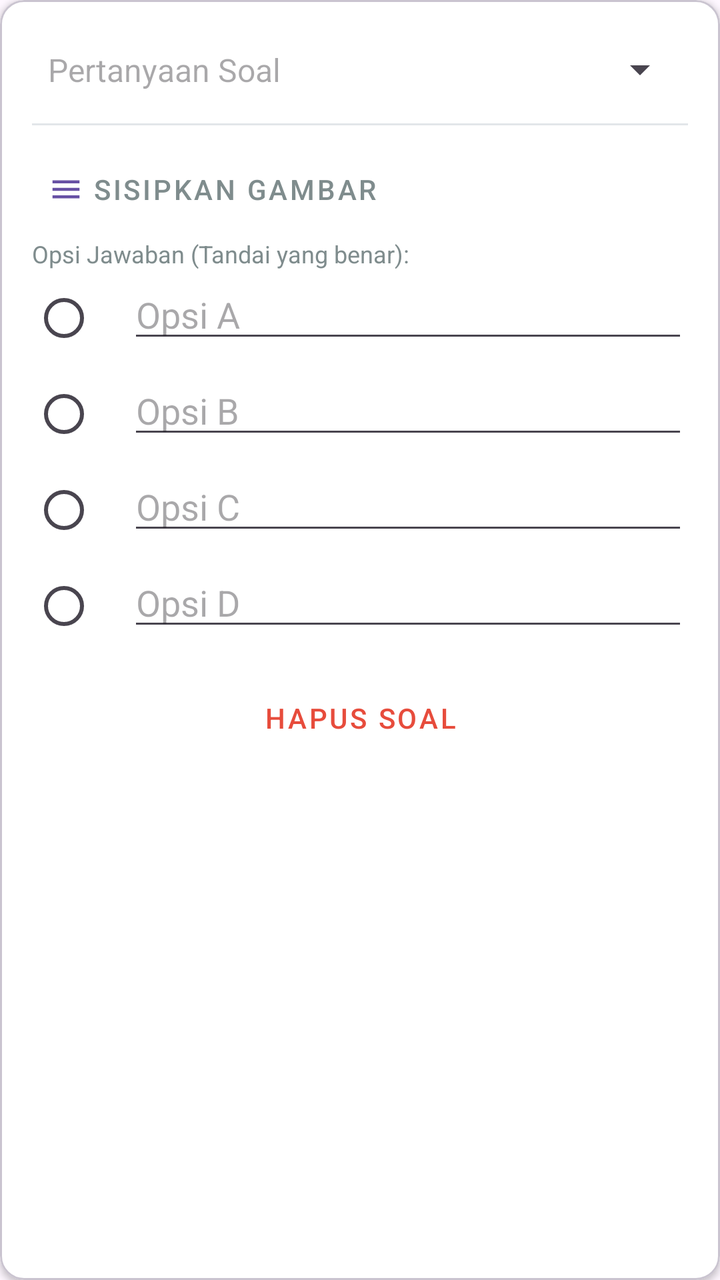
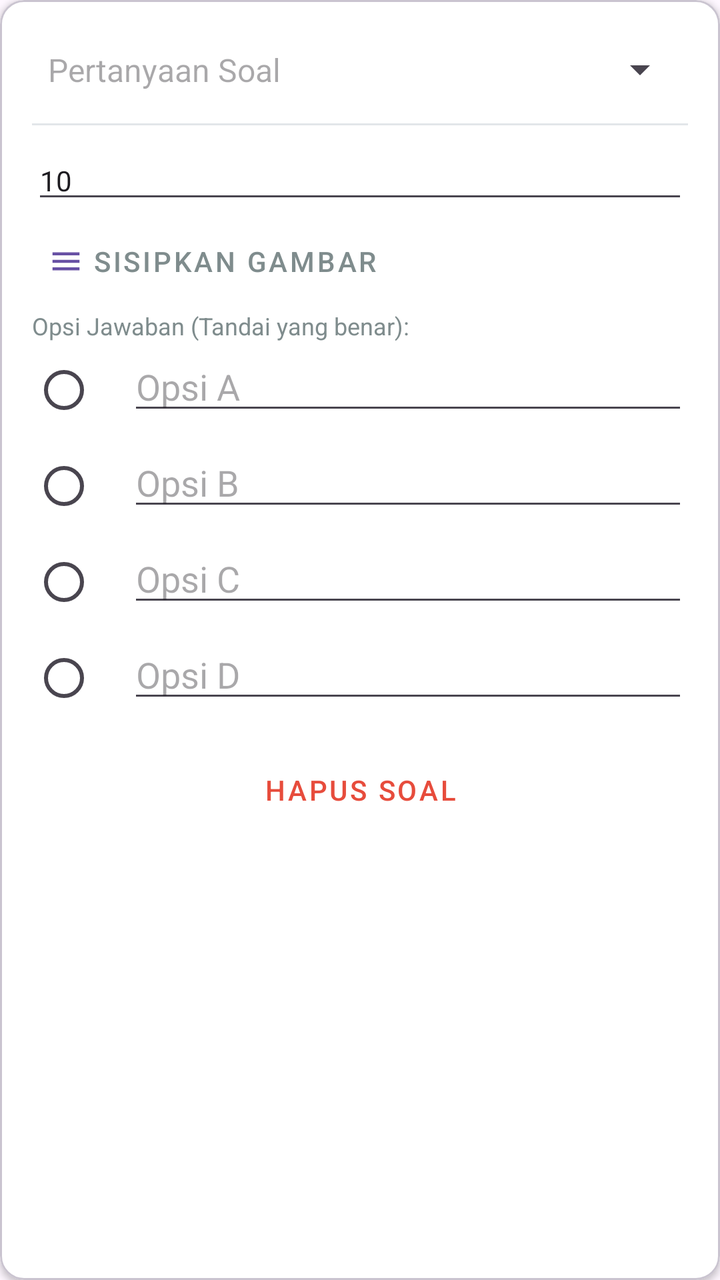

Screens rendered from an Android XML layout before and after an edit, with the pre-edit source and the edit as a unified diff.
<!-- AndroidManifest.xml: application theme Theme.IFUnjaniExam -->
<!-- res/layout/item_question_form.xml -->
<?xml version="1.0" encoding="utf-8"?>
<com.google.android.material.card.MaterialCardView xmlns:android="http://schemas.android.com/apk/res/android"
    xmlns:app="http://schemas.android.com/apk/res-auto"
    android:layout_width="match_parent"
    android:layout_height="wrap_content"
    android:layout_marginBottom="16dp"
    app:cardBackgroundColor="@android:color/white"
    app:cardCornerRadius="12dp"
    app:cardElevation="2dp">

    <LinearLayout
        android:layout_width="match_parent"
        android:layout_height="wrap_content"
        android:orientation="vertical"
        android:padding="16dp">

        <LinearLayout
            android:layout_width="match_parent"
            android:layout_height="wrap_content"
            android:orientation="horizontal"
            android:gravity="center_vertical">

            <EditText
                android:id="@+id/etQuestionText"
                android:layout_width="0dp"
                android:layout_weight="1"
                android:layout_height="wrap_content"
                android:hint="Pertanyaan Soal"
                android:background="@android:color/transparent"
                android:textSize="16sp"
                android:padding="8dp" />

            <Spinner
                android:id="@+id/spinnerType"
                android:layout_width="120dp"
                android:layout_height="wrap_content" />
        </LinearLayout>

        <View
            android:layout_width="match_parent"
            android:layout_height="1dp"
            android:background="#e2e6e9"
            android:layout_marginVertical="8dp"/>

        <com.google.android.material.button.MaterialButton
            android:id="@+id/btnAttachImage"
            android:layout_width="wrap_content"
            android:layout_height="wrap_content"
            android:text="Sisipkan Gambar"
            style="@style/Widget.MaterialComponents.Button.TextButton"
            app:icon="@drawable/ic_menu" 
            android:textColor="#7f8c8d" />

        <ImageView
            android:id="@+id/ivPreview"
            android:layout_width="match_parent"
            android:layout_height="150dp"
            android:scaleType="centerInside"
            android:visibility="gone"
            android:layout_marginBottom="8dp" />

        
        <LinearLayout
            android:id="@+id/llOptionsContainer"
            android:layout_width="match_parent"
            android:layout_height="wrap_content"
            android:orientation="vertical"
            android:visibility="visible">

            <TextView
                android:layout_width="wrap_content"
                android:layout_height="wrap_content"
                android:text="Opsi Jawaban (Tandai yang benar):"
                android:textSize="12sp"
                android:textColor="#7f8c8d" />

            
            <RadioGroup
                android:id="@+id/rgCorrectOption"
                android:layout_width="match_parent"
                android:layout_height="wrap_content">
                
                <LinearLayout android:layout_width="match_parent" android:layout_height="wrap_content" android:orientation="horizontal">
                    <RadioButton android:id="@+id/rbA" android:layout_width="wrap_content" android:layout_height="wrap_content" />
                    <EditText android:id="@+id/etOptA" android:layout_width="match_parent" android:layout_height="wrap_content" android:hint="Opsi A" />
                </LinearLayout>

                <LinearLayout android:layout_width="match_parent" android:layout_height="wrap_content" android:orientation="horizontal">
                    <RadioButton android:id="@+id/rbB" android:layout_width="wrap_content" android:layout_height="wrap_content" />
                    <EditText android:id="@+id/etOptB" android:layout_width="match_parent" android:layout_height="wrap_content" android:hint="Opsi B" />
                </LinearLayout>

                <LinearLayout android:layout_width="match_parent" android:layout_height="wrap_content" android:orientation="horizontal">
                    <RadioButton android:id="@+id/rbC" android:layout_width="wrap_content" android:layout_height="wrap_content" />
                    <EditText android:id="@+id/etOptC" android:layout_width="match_parent" android:layout_height="wrap_content" android:hint="Opsi C" />
                </LinearLayout>

                <LinearLayout android:layout_width="match_parent" android:layout_height="wrap_content" android:orientation="horizontal">
                    <RadioButton android:id="@+id/rbD" android:layout_width="wrap_content" android:layout_height="wrap_content" />
                    <EditText android:id="@+id/etOptD" android:layout_width="match_parent" android:layout_height="wrap_content" android:hint="Opsi D" />
                </LinearLayout>
            </RadioGroup>
        </LinearLayout>

        
        <LinearLayout
            android:id="@+id/llEssayContainer"
            android:layout_width="match_parent"
            android:layout_height="wrap_content"
            android:orientation="vertical"
            android:visibility="gone">

            <EditText
                android:id="@+id/etCorrectEssay"
                android:layout_width="match_parent"
                android:layout_height="wrap_content"
                android:hint="Jawaban Benar (Kunci Jawaban Essay)"
                android:textSize="14sp" />
        </LinearLayout>

        <com.google.android.material.button.MaterialButton
            android:id="@+id/btnRemoveQuestion"
            android:layout_width="match_parent"
            android:layout_height="wrap_content"
            android:text="Hapus Soal"
            style="@style/Widget.MaterialComponents.Button.TextButton"
            android:textColor="#e74c3c"
            android:layout_marginTop="8dp" />
    </LinearLayout>
</com.google.android.material.card.MaterialCardView>
<!-- resources referenced by this layout -->
<resources>
  <!-- drawable ic_menu (drawable) -->
  <vector xmlns:android="http://schemas.android.com/apk/res/android"
      android:width="24dp"
      android:height="24dp"
      android:viewportWidth="24"
      android:viewportHeight="24"
      android:tint="#FFFFFF">
    <path
        android:fillColor="#FF000000"
        android:pathData="M3,18h18v-2H3v2zm0,-5h18v-2H3v2zm0,-7v2h18V6H3z"/>
  </vector>
  <style name="Theme.IFUnjaniExam" parent="Base.Theme.IFUnjaniExam" />
  <style name="Base.Theme.IFUnjaniExam" parent="Theme.Material3.DayNight.NoActionBar">
          
          
      </style>
</resources>

<!-- the commit's change to res/layout/item_question_form.xml (unified diff, before → after) -->
@@ -41,6 +41,15 @@
             android:layout_height="1dp"
             android:background="#e2e6e9"
             android:layout_marginVertical="8dp"/>
+
+        <EditText
+            android:id="@+id/etQuestionMarks"
+            android:layout_width="match_parent"
+            android:layout_height="wrap_content"
+            android:hint="Bobot Soal (Contoh: 10)"
+            android:inputType="number"
+            android:text="10"
+            android:textSize="14sp" />
 
         <com.google.android.material.button.MaterialButton
             android:id="@+id/btnAttachImage"
